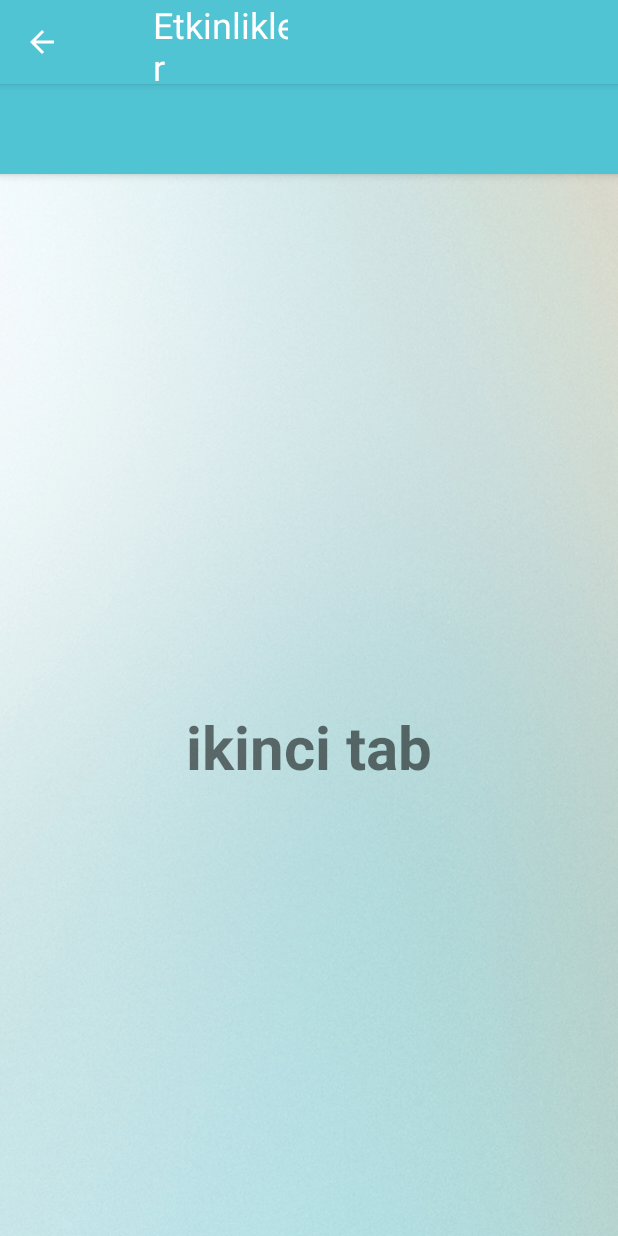
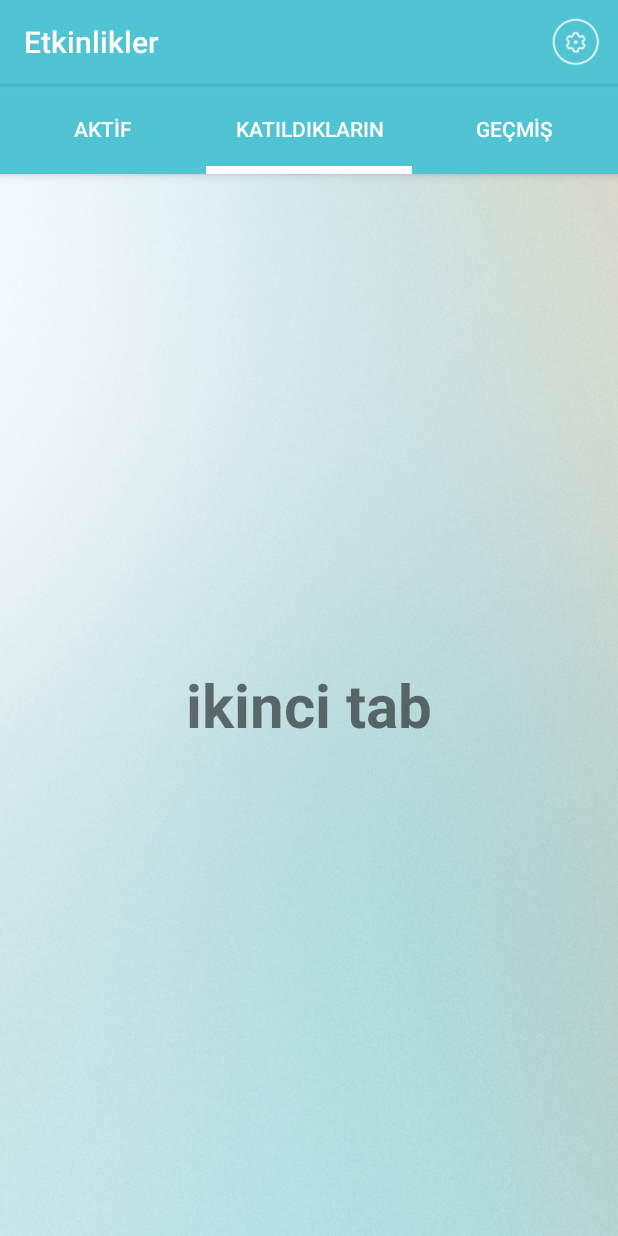
Before and after one commit to mehmetugur-gural/HRMobileApp-Android, an Android app: the ActiveEvents screen opened directly, with no data from a screen before it, tab 2 chosen, on a phone screen of 412 x 824 dp. Run offline under Robolectric (Android 15) with nearby library versions, the phone set to English and light mode, and no system bars; pictures from the network do not load.

Commit message:
events page implementation

```diff
--- a/app/build.gradle
+++ b/app/build.gradle
@@ -31,4 +31,7 @@ dependencies {
     compile 'com.android.support:appcompat-v7:25.1.0'
     testCompile 'junit:junit:4.12'
     compile 'com.android.support:design:25.1.0'
+    compile 'com.android.support:recyclerview-v7:25.1.0'
+    compile 'com.android.support:cardview-v7:+'
+    compile 'com.github.bumptech.glide:glide:3.7.0'
 }
--- a/app/src/main/java/com/asworks/hrmobileapp_android/ActiveEvents.java
+++ b/app/src/main/java/com/asworks/hrmobileapp_android/ActiveEvents.java
@@ -1,16 +1,49 @@
 package com.asworks.hrmobileapp_android;
 
-
+import android.content.res.Resources;
+import android.graphics.Rect;
 import android.os.Bundle;
 import android.support.v4.app.Fragment;
+import android.support.v7.widget.DefaultItemAnimator;
+import android.support.v7.widget.GridLayoutManager;
+import android.support.v7.widget.RecyclerView;
+import android.util.TypedValue;
 import android.view.LayoutInflater;
 import android.view.View;
 import android.view.ViewGroup;
 
+import com.asworks.hrmobileapp_android.model.Event;
+import com.asworks.hrmobileapp_android.model.EventAdapter;
+
+import java.util.ArrayList;
+import java.util.List;
+
 public class ActiveEvents extends Fragment {
+
+    private RecyclerView recyclerView = null;
+    private EventAdapter adapter;
+    private List<Event> eventList;
 
     public ActiveEvents () {
 
+    }
+
+    @Override
+    public View onCreateView(LayoutInflater inflater, ViewGroup container, Bundle savedInstanceState) {
+        View rootView = inflater.inflate(R.layout.activity_active_events, container, false);
+        recyclerView = (RecyclerView) rootView.findViewById(R.id.recycler_view);
+        eventList = new ArrayList<>();
+        adapter = new EventAdapter(getContext(), eventList);
+
+        RecyclerView.LayoutManager mLayoutManager = new GridLayoutManager(getContext(), 2);
+
+        recyclerView.setLayoutManager(mLayoutManager);
+        recyclerView.addItemDecoration(new GridSpacingItemDecoration(2, dpToPx(10), true));
+        recyclerView.setItemAnimator(new DefaultItemAnimator());
+        recyclerView.setAdapter(adapter);
+
+        prepareEventList();
+        return rootView;
     }
 
     @Override
@@ -18,9 +51,70 @@ public class ActiveEvents extends Fragment {
         super.onCreate(savedInstanceState);
     }
 
-    @Override
-    public View onCreateView(LayoutInflater inflater, ViewGroup container, Bundle savedInstanceState) {
-        // Inflate the layout for this fragment
-        return inflater.inflate(R.layout.activity_active_events, container, false);
+    private void prepareEventList() {
+        String[] covers = new String[]{
+                "https://cms.aslabs.in/Dosyalar/Resimler/blog1.jpg",
+                "https://cms.aslabs.in/Dosyalar/Resimler/Event-management.png",
+                "https://cms.aslabs.in/Dosyalar/Resimler/maxresdefault.jpg"};
+
+        Event a = new Event();
+        a.setName("Etkinlik 1");
+        a.setDescription("Bir takım çeşitli olaylar");
+        a.setEventDocument(covers[0]);
+
+        Event b = new Event();
+        b.setName("Etkinlik 2");
+        b.setDescription("Bir takım çeşitli olaylar");
+        b.setEventDocument(covers[1]);
+
+        Event c = new Event();
+        c.setName("Etkinlik 3");
+        c.setDescription("Bir takım çeşitli olaylar");
+        c.setEventDocument(covers[2]);
+        eventList.add(a);
+        eventList.add(b);
+        eventList.add(c);
+
+        adapter.notifyDataSetChanged();
+    }
+
+    public class GridSpacingItemDecoration extends RecyclerView.ItemDecoration {
+
+        private int spanCount;
+        private int spacing;
+        private boolean includeEdge;
+
+        public GridSpacingItemDecoration(int spanCount, int spacing, boolean includeEdge) {
+            this.spanCount = spanCount;
+            this.spacing = spacing;
+            this.includeEdge = includeEdge;
+        }
+
+        @Override
+        public void getItemOffsets(Rect outRect, View view, RecyclerView parent, RecyclerView.State state) {
+            int position = parent.getChildAdapterPosition(view); // item position
+            int column = position % spanCount; // item column
+
+            if (includeEdge) {
+                outRect.left = spacing - column * spacing / spanCount; // spacing - column * ((1f / spanCount) * spacing)
+                outRect.right = (column + 1) * spacing / spanCount; // (column + 1) * ((1f / spanCount) * spacing)
+
+                if (position < spanCount) { // top edge
+                    outRect.top = spacing;
+                }
+                outRect.bottom = spacing; // item bottom
+            } else {
+                outRect.left = column * spacing / spanCount; // column * ((1f / spanCount) * spacing)
+                outRect.right = spacing - (column + 1) * spacing / spanCount; // spacing - (column + 1) * ((1f /    spanCount) * spacing)
+                if (position >= spanCount) {
+                    outRect.top = spacing; // item top
+                }
+            }
+        }
+    }
+
+    private int dpToPx(int dp) {
+        Resources r = getResources();
+        return Math.round(TypedValue.applyDimension(TypedValue.COMPLEX_UNIT_DIP, dp, r.getDisplayMetrics()));
     }
 }
--- a/app/src/main/java/com/asworks/hrmobileapp_android/MainActivity.java
+++ b/app/src/main/java/com/asworks/hrmobileapp_android/MainActivity.java
@@ -8,7 +8,11 @@ import android.support.v4.app.FragmentPagerAdapter;
 import android.support.v4.view.ViewPager;
 import android.support.v7.app.ActionBar;
 import android.support.v7.app.AppCompatActivity;
+import android.view.Menu;
+import android.view.MenuInflater;
+import android.view.MenuItem;
 import android.widget.TextView;
+import android.widget.Toast;
 
 import java.util.ArrayList;
 import java.util.List;
@@ -21,10 +25,8 @@ public class MainActivity extends AppCompatActivity {
     protected void onCreate(Bundle savedInstanceState) {
         super.onCreate(savedInstanceState);
         setContentView(R.layout.activity_main);
-        getSupportActionBar().setDisplayOptions(ActionBar.DISPLAY_SHOW_CUSTOM);
-        getSupportActionBar().setCustomView(R.layout.title_layout);
-        SetCustomTitle(getString(R.string.main_title));
-        getSupportActionBar().setDisplayHomeAsUpEnabled(true);
+        getSupportActionBar().setTitle("Etkinlikler");
+        //getSupportActionBar().setDisplayHomeAsUpEnabled(true);
 
         viewPager = (ViewPager) findViewById(R.id.viewpager);
         setupViewPager(viewPager);
@@ -36,11 +38,29 @@ public class MainActivity extends AppCompatActivity {
 
     private void setupViewPager(ViewPager viewPager) {
         ViewPagerAdapter adapter = new ViewPagerAdapter(getSupportFragmentManager());
-        adapter.addFragment(new ActiveEvents(), "ONE");
-        adapter.addFragment(new AttendedEvents(), "TWO");
-        adapter.addFragment(new PastEvents(), "THREE");
+        adapter.addFragment(new ActiveEvents(), "AKTİF");
+        adapter.addFragment(new AttendedEvents(), "KATILDIKLARIN");
+        adapter.addFragment(new PastEvents(), "GEÇMİŞ");
         viewPager.setAdapter(adapter);
 
+    }
+
+    @Override
+    public boolean onCreateOptionsMenu(Menu menu) {
+        MenuInflater inflater = getMenuInflater();
+        inflater.inflate(R.menu.title_menu, menu);
+        return super.onCreateOptionsMenu(menu);
+    }
+
+    @Override
+    public boolean onOptionsItemSelected(MenuItem item) {
+        switch (item.getItemId()) {
+            case R.id.action_settings:
+                Toast.makeText(getApplicationContext(), "Şimdi Ayarlar!", Toast.LENGTH_SHORT).show();
+                return true;
+            default:
+                return super.onOptionsItemSelected(item);
+        }
     }
 
     class ViewPagerAdapter extends FragmentPagerAdapter {
@@ -71,10 +91,4 @@ public class MainActivity extends AppCompatActivity {
             return mFragmentTitleList.get(position);
         }
     }
-
-    void SetCustomTitle(String title)
-    {
-        TextView textViewTitle = (TextView) findViewById(R.id.title_text);
-        textViewTitle.setText(title);
-    }
 }
--- /dev/null
+++ b/app/src/main/java/com/asworks/hrmobileapp_android/model/Event.java
@@ -0,0 +1,153 @@
+package com.asworks.hrmobileapp_android.model;
+
+
+import com.google.gson.annotations.Expose;
+import com.google.gson.annotations.SerializedName;
+
+public class Event {
+
+    @SerializedName("Name")
+    @Expose
+    private String name;
+    @SerializedName("Description")
+    @Expose
+    private String description;
+    @SerializedName("EventType")
+    @Expose
+    private EventType eventType;
+    @SerializedName("BeginDate")
+    @Expose
+    private String beginDate;
+    @SerializedName("EndDate")
+    @Expose
+    private String endDate;
+    @SerializedName("EventDays")
+    @Expose
+    private String eventDays;
+    @SerializedName("Location")
+    @Expose
+    private String location;
+    @SerializedName("Restriction")
+    @Expose
+    private Object restriction;
+    @SerializedName("EventDocument")
+    @Expose
+    private Object eventDocument;
+    @SerializedName("ID")
+    @Expose
+    private Integer iD;
+    @SerializedName("IsActive")
+    @Expose
+    private Boolean isActive;
+    @SerializedName("CreatedDate")
+    @Expose
+    private String createdDate;
+    @SerializedName("CreatedBy")
+    @Expose
+    private Integer createdBy;
+
+    public String getName() {
+        return name;
+    }
+
+    public void setName(String name) {
+        this.name = name;
+    }
+
+    public String getDescription() {
+        return description;
+    }
+
+    public void setDescription(String description) {
+        this.description = description;
+    }
+
+    public EventType getEventType() {
+        return eventType;
+    }
+
+    public void setEventType(EventType eventType) {
+        this.eventType = eventType;
+    }
+
+    public String getBeginDate() {
+        return beginDate;
+    }
+
+    public void setBeginDate(String beginDate) {
+        this.beginDate = beginDate;
+    }
+
+    public String getEndDate() {
+        return endDate;
+    }
+
+    public void setEndDate(String endDate) {
+        this.endDate = endDate;
+    }
+
+    public String getEventDays() {
+        return eventDays;
+    }
+
+    public void setEventDays(String eventDays) {
+        this.eventDays = eventDays;
+    }
+
+    public String getLocation() {
+        return location;
+    }
+
+    public void setLocation(String location) {
+        this.location = location;
+    }
+
+    public Object getRestriction() {
+        return restriction;
+    }
+
+    public void setRestriction(Object restriction) {
+        this.restriction = restriction;
+    }
+
+    public Object getEventDocument() {
+        return eventDocument;
+    }
+
+    public void setEventDocument(Object eventDocument) {
+        this.eventDocument = eventDocument;
+    }
+
+    public Integer getID() {
+        return iD;
+    }
+
+    public void setID(Integer iD) {
+        this.iD = iD;
+    }
+
+    public Boolean getIsActive() {
+        return isActive;
+    }
+
+    public void setIsActive(Boolean isActive) {
+        this.isActive = isActive;
+    }
+
+    public String getCreatedDate() {
+        return createdDate;
+    }
+
+    public void setCreatedDate(String createdDate) {
+        this.createdDate = createdDate;
+    }
+
+    public Integer getCreatedBy() {
+        return createdBy;
+    }
+
+    public void setCreatedBy(Integer createdBy) {
+        this.createdBy = createdBy;
+    }
+
+}
--- /dev/null
+++ b/app/src/main/java/com/asworks/hrmobileapp_android/model/EventAdapter.java
@@ -0,0 +1,66 @@
+package com.asworks.hrmobileapp_android.model;
+
+import android.content.Context;
+import android.support.v7.widget.PopupMenu;
+import android.support.v7.widget.RecyclerView;
+import android.view.LayoutInflater;
+import android.view.MenuInflater;
+import android.view.MenuItem;
+import android.view.View;
+import android.view.ViewGroup;
+import android.widget.ImageView;
+import android.widget.TextView;
+import android.widget.Toast;
+
+import com.asworks.hrmobileapp_android.R;
+import com.bumptech.glide.Glide;
+
+import java.util.List;
+
+public class EventAdapter extends RecyclerView.Adapter<EventAdapter.MyViewHolder> {
+
+
+    private Context mContext;
+    private List<Event> eventList;
+
+    public class MyViewHolder extends RecyclerView.ViewHolder {
+        public TextView title, count;
+        public ImageView thumbnail;
+
+        public MyViewHolder(View view) {
+            super(view);
+            title = (TextView) view.findViewById(R.id.title);
+            count = (TextView) view.findViewById(R.id.count);
+            thumbnail = (ImageView) view.findViewById(R.id.thumbnail);
+        }
+    }
+
+
+    public EventAdapter(Context mContext, List<Event> eventList) {
+        this.mContext = mContext;
+        this.eventList = eventList;
+    }
+
+    @Override
+    public MyViewHolder onCreateViewHolder(ViewGroup parent, int viewType) {
+        View itemView = LayoutInflater.from(parent.getContext())
+                .inflate(R.layout.event_card, parent, false);
+
+        return new MyViewHolder(itemView);
+    }
+
+    @Override
+    public void onBindViewHolder(final MyViewHolder holder, int position) {
+        Event event = eventList.get(position);
+        holder.title.setText(event.getName());
+        holder.count.setText(event.getBeginDate() + " - " + event.getEndDate());
+
+        Glide.with(mContext).load(event.getEventDocument()).into(holder.thumbnail);
+    }
+
+
+    @Override
+    public int getItemCount() {
+        return eventList.size();
+    }
+}
--- a/app/src/main/res/layout/activity_main.xml
+++ b/app/src/main/res/layout/activity_main.xml
@@ -11,21 +11,14 @@ android:background="@drawable/loginbg">
     android:layout_marginTop="0dp"
     android:theme="@style/ThemeOverlay.AppCompat.Dark.ActionBar">
 
-    <android.support.v7.widget.Toolbar
-        android:id="@+id/toolbar"
-        android:layout_width="match_parent"
-        android:layout_height="?attr/actionBarSize"
-        android:background="?attr/colorPrimary"
-        app:layout_scrollFlags="scroll|enterAlways"
-        app:popupTheme="@style/ThemeOverlay.AppCompat.Light"
-        android:titleTextColor="@color/colorPrimaryText"/>
-
     <android.support.design.widget.TabLayout
         android:id="@+id/tabs"
         android:layout_width="match_parent"
-        android:layout_height="wrap_content"
+        android:layout_height="60dp"
         app:tabMode="fixed"
         app:tabGravity="fill"
+        app:tabIndicatorHeight="5dp"
+        app:tabIndicatorColor="@color/colorPrimaryText"
         app:tabTextColor="@color/colorPrimaryText"/>
 </android.support.design.widget.AppBarLayout>
 
--- a/app/src/main/res/layout/title_layout.xml
+++ /dev/null
@@ -1,30 +0,0 @@
-<?xml version="1.0" encoding="utf-8"?>
-<LinearLayout xmlns:android="http://schemas.android.com/apk/res/android"
-    xmlns:app="http://schemas.android.com/apk/res-auto"
-    android:layout_width="wrap_content"
-    android:layout_height="wrap_content"
-    android:layout_gravity="left"
-    android:orientation="vertical" >
-
-
-    <!--<ImageButton-->
-        <!--android:layout_width="wrap_content"-->
-        <!--android:layout_height="wrap_content"-->
-        <!--android:background="@null"-->
-        <!--android:src="@drawable/icon_back"-->
-        <!--android:id="@+id/imageButton"-->
-        <!--android:layout_gravity="left"-->
-        <!--android:layout_marginLeft="0dp"-->
-        <!--android:visibility="invisible"/>-->
-
-    <TextView
-        android:id="@+id/title_text"
-        android:layout_width="100dp"
-        android:layout_height="match_parent"
-        android:layout_gravity="center"
-        android:layout_marginTop="0dp"
-        android:layout_marginLeft="20dp"
-        android:textColor="#ffffff"
-        android:textSize="24sp" />
-
-</LinearLayout>
--- /dev/null
+++ b/app/src/main/res/menu/title_menu.xml
@@ -0,0 +1,8 @@
+<?xml version="1.0" encoding="utf-8"?>
+<menu xmlns:android="http://schemas.android.com/apk/res/android"
+    xmlns:app="http://schemas.android.com/apk/res-auto">
+    <item android:id="@+id/action_settings"
+        android:title="@string/settings_title"
+        app:showAsAction="always"
+        android:icon="@drawable/icon_settings"/>
+</menu>
--- a/app/src/main/res/values/colors.xml
+++ b/app/src/main/res/values/colors.xml
@@ -6,4 +6,7 @@
     <color name="colorHintText">#A2A2A2</color>
     <color name="colorPrimaryText">#FFF</color>
     <color name="colorFacebook">#3468af</color>
+
+    <color name="viewBg">#f1f5f8</color>
+    <color name="album_title">#4c4c4c</color>
 </resources>
--- a/app/src/main/res/values/strings.xml
+++ b/app/src/main/res/values/strings.xml
@@ -1,5 +1,6 @@
 <resources>
     <string name="app_name">HRMobileApp-Android</string>
+    <string name="settings_title">Ayarlar</string>
 
     <!-- Login Screen Resources -->
     <string name="login_title">Giriş</string>
```
Also changed, not shown: app/src/main/java/com/asworks/hrmobileapp_android/LoginActivity.java (+12 -9 lines), app/src/main/java/com/asworks/hrmobileapp_android/RegisterActivity.java (+1 -9 lines), app/src/main/java/com/asworks/hrmobileapp_android/model/EventType.java (added, +75 -0 lines), app/src/main/res/layout/activity_active_events.xml (+6 -7 lines), app/src/main/res/layout/activity_login.xml (+9 -6 lines), app/src/main/res/layout/event_card.xml (added, +54 -0 lines), app/src/main/res/values/dimens.xml (+16 -0 lines), app/src/main/res/drawable/icon_settings.png (added).
